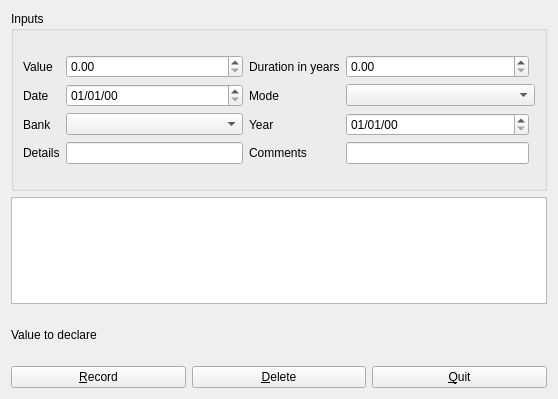
The window that plugins/accountplugin/assets/assetsviewer.ui (FreeHealth/freehealth) describes before a commit, drawn with Qt 5.
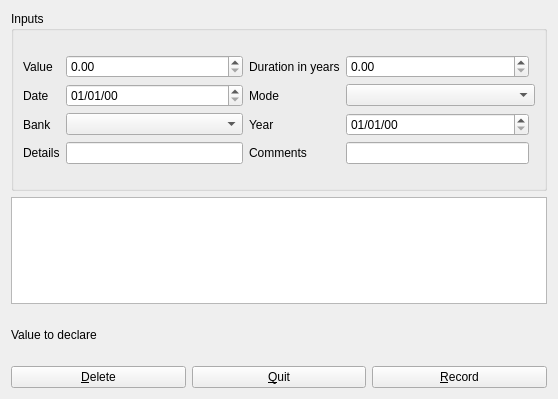
The same window after the commit.

Commit message: freeaccount:ergonomy

```diff
--- a/plugins/accountplugin/assets/assetsviewer.ui
+++ b/plugins/accountplugin/assets/assetsviewer.ui
@@ -172,26 +172,26 @@
       </widget>
      </item>
      <item row="3" column="0">
-      <widget class="QPushButton" name="recordButton">
-       <property name="text">
-        <string>&amp;Record</string>
-       </property>
-      </widget>
-     </item>
-     <item row="3" column="1">
       <widget class="QPushButton" name="deleteButton">
        <property name="text">
         <string>&amp;Delete</string>
        </property>
       </widget>
      </item>
-     <item row="3" column="2">
+     <item row="3" column="1">
       <widget class="QPushButton" name="quitButton">
        <property name="text">
         <string>&amp;Quit</string>
        </property>
       </widget>
      </item>
+     <item row="3" column="2">
+      <widget class="QPushButton" name="recordButton">
+       <property name="text">
+        <string>&amp;Record</string>
+       </property>
+      </widget>
+     </item>
     </layout>
    </item>
   </layout>
```
Left out of the diff: 3 changed lines with no effect on the pictures. The commit also changes 2 other files.
